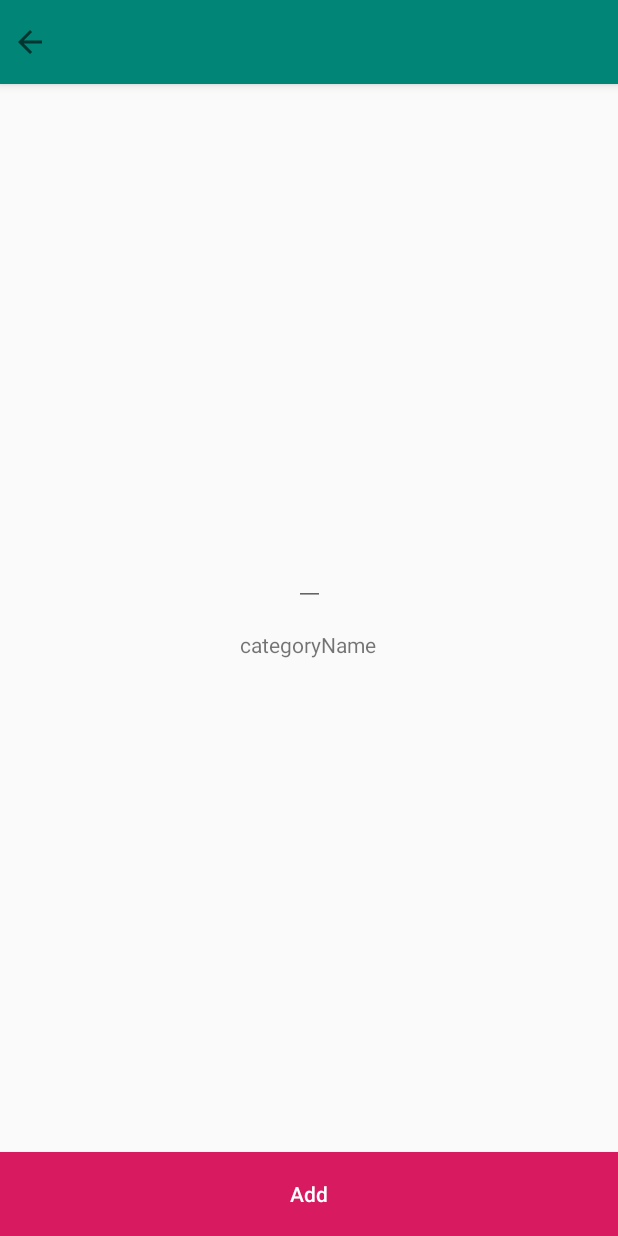
After one commit to dimmells/FinBall, an Android app: the fragment InputRevenueFragment placed in its activity, on a phone screen of 412 x 824 dp. The commit adds this screen. Run offline under Robolectric (Android 15) with nearby library versions, the phone set to English and light mode, and no system bars; libraries missing offline, so code that uses them is left out: com.arellomobile.mvp.

Commit message:
add InputRevenueAmount, simple logic

```diff
--- a/app/src/main/AndroidManifest.xml
+++ b/app/src/main/AndroidManifest.xml
@@ -11,7 +11,8 @@
             android:supportsRtl="true"
             android:theme="@style/AppTheme"
             tools:ignore="GoogleAppIndexingWarning">
-        <activity android:name=".ui.activity.MainActivity">
+        <activity android:name=".ui.activity.MainActivity"
+                android:windowSoftInputMode="adjustResize">
             <intent-filter>
                 <action android:name="android.intent.action.MAIN"/>
 
--- a/app/src/main/java/com/its/mobile/finball/di/component/ApplicationComponent.kt
+++ b/app/src/main/java/com/its/mobile/finball/di/component/ApplicationComponent.kt
@@ -22,4 +22,6 @@ interface ApplicationComponent {
 
     fun costsCategoryComponent(costsCategoryModule: CostsCategoryModule): CostsCategoryComponent
 
+    fun inputRevenueComponent(inputRevenueModule: InputRevenueModule): InputRevenueComponent
+
 }
--- /dev/null
+++ b/app/src/main/java/com/its/mobile/finball/interact/InputRevenueInteract.kt
@@ -0,0 +1,4 @@
+package com.its.mobile.finball.interact
+
+class InputRevenueInteract {
+}
--- /dev/null
+++ b/app/src/main/java/com/its/mobile/finball/presentation/view/InputRevenueView.kt
@@ -0,0 +1,4 @@
+package com.its.mobile.finball.presentation.view
+
+interface InputRevenueView: BaseMvpView {
+}
--- a/app/src/main/java/com/its/mobile/finball/ui/activity/MainActivity.kt
+++ b/app/src/main/java/com/its/mobile/finball/ui/activity/MainActivity.kt
@@ -12,6 +12,7 @@ import com.its.mobile.finball.di.module.MainActivityModule
 import com.its.mobile.finball.presentation.presenter.MainPresenter
 import com.its.mobile.finball.presentation.view.MainView
 import com.its.mobile.finball.ui.fragment.CostsCategoryFragment
+import com.its.mobile.finball.ui.fragment.InputRevenueFragment
 import com.its.mobile.finball.ui.fragment.MenuFragment
 import com.its.mobile.finball.ui.fragment.RevenueCategoryFragment
 import com.its.mobile.finball.ui.navigation.MainRouter
@@ -37,6 +38,8 @@ class MainActivity: BaseActivity(), MainView, MainRouter {
 
     override fun navigateToCostsCategory() = setFragment(CostsCategoryFragment.newInstance(), true, true)
 
+    override fun navigateToInputRevenue(categoryId: Int) = setFragment(InputRevenueFragment.newInstance(), true, true)
+
     private fun setFragment(fragment: Fragment, addToBackStack: Boolean, menuAnimation: Boolean = false) {
         supportFragmentManager.beginTransaction()
             .apply {
--- /dev/null
+++ b/app/src/main/java/com/its/mobile/finball/ui/fragment/InputRevenueFragment.kt
@@ -0,0 +1,36 @@
+package com.its.mobile.finball.ui.fragment
+
+import android.os.Bundle
+import android.view.LayoutInflater
+import android.view.View
+import android.view.ViewGroup
+import com.arellomobile.mvp.presenter.InjectPresenter
+import com.arellomobile.mvp.presenter.ProvidePresenter
+import com.its.mobile.finball.R
+import com.its.mobile.finball.di.ApplicationLoader
+import com.its.mobile.finball.di.module.InputRevenueModule
+import com.its.mobile.finball.presentation.presenter.InputRevenuePresenter
+import com.its.mobile.finball.presentation.view.InputRevenueView
+
+class InputRevenueFragment: BaseFragment(), InputRevenueView {
+
+    companion object {
+        fun newInstance(): InputRevenueFragment = InputRevenueFragment()
+    }
+
+    @InjectPresenter
+    lateinit var inputRevenuePresenter: InputRevenuePresenter
+
+    @ProvidePresenter
+    fun providePresenter(): InputRevenuePresenter = ApplicationLoader.applicationComponent
+        .inputRevenueComponent(InputRevenueModule())
+        .providePresenter()
+
+    override fun onCreateView(inflater: LayoutInflater, container: ViewGroup?, savedInstanceState: Bundle?): View? =
+            inflater.inflate(R.layout.fragment_input_revenue_amount, container, false)
+
+    override fun onViewCreated(view: View, savedInstanceState: Bundle?) {
+        super.onViewCreated(view, savedInstanceState)
+    }
+
+}
--- a/app/src/main/java/com/its/mobile/finball/ui/navigation/MainRouter.kt
+++ b/app/src/main/java/com/its/mobile/finball/ui/navigation/MainRouter.kt
@@ -7,4 +7,6 @@ interface MainRouter: BaseRouter {
     fun navigateToRevenueCategory()
 
     fun navigateToCostsCategory()
+
+    fun navigateToInputRevenue(categoryId: Int)
 }
--- /dev/null
+++ b/app/src/main/res/layout/fragment_input_revenue_amount.xml
@@ -0,0 +1,63 @@
+<?xml version="1.0" encoding="utf-8"?>
+<android.support.constraint.ConstraintLayout
+        xmlns:android="http://schemas.android.com/apk/res/android"
+        android:layout_width="match_parent"
+        android:layout_height="match_parent"
+        xmlns:app="http://schemas.android.com/apk/res-auto">
+
+    <include
+            android:id="@+id/layout_input_revenue_toolbar"
+            layout="@layout/layout_toolbar"
+            app:layout_constraintEnd_toEndOf="parent"
+            app:layout_constraintStart_toStartOf="parent"
+            app:layout_constraintTop_toTopOf="parent" />
+
+    <EditText
+            android:id="@+id/edit_text_input_revenue_amount"
+            android:layout_width="wrap_content"
+            android:layout_height="wrap_content"
+            android:textSize="24sp"
+            app:layout_constraintEnd_toEndOf="parent"
+            android:layout_marginEnd="8dp"
+            app:layout_constraintStart_toStartOf="parent"
+            android:layout_marginStart="8dp"
+            android:layout_marginBottom="8dp"
+            app:layout_constraintBottom_toTopOf="@+id/guideline2"/>
+
+    <TextView
+            android:id="@+id/text_view_input_revenue_category"
+            android:layout_width="wrap_content"
+            android:layout_height="wrap_content"
+            android:text="categoryName"
+            android:layout_marginTop="8dp"
+            app:layout_constraintStart_toStartOf="parent"
+            android:layout_marginStart="8dp"
+            app:layout_constraintEnd_toEndOf="parent"
+            android:layout_marginEnd="8dp"
+            app:layout_constraintHorizontal_bias="0.498"
+            app:layout_constraintTop_toTopOf="@+id/guideline2"/>
+
+    <Button
+            android:id="@+id/button_input_revenue_add"
+            android:layout_width="match_parent"
+            android:layout_height="56dp"
+            android:background="@color/colorAccent"
+            android:text="Add"
+            android:textColor="#ffffff"
+            android:textAllCaps="false"
+            app:layout_constraintBottom_toBottomOf="parent"
+            app:layout_constraintStart_toStartOf="parent"
+            app:layout_constraintEnd_toEndOf="parent"
+            />
+
+    <android.support.constraint.Guideline
+            android:orientation="horizontal"
+            android:layout_width="wrap_content"
+            android:layout_height="wrap_content"
+            android:id="@+id/guideline2"
+            app:layout_constraintTop_toTopOf="parent"
+            app:layout_constraintBottom_toBottomOf="parent"
+            app:layout_constraintVertical_bias="0.6"
+            app:layout_constraintGuide_percent="0.5"/>
+
+</android.support.constraint.ConstraintLayout>
--- a/app/src/main/res/layout/fragment_revenue_category.xml
+++ b/app/src/main/res/layout/fragment_revenue_category.xml
@@ -6,7 +6,7 @@
         android:layout_height="match_parent">
 
     <include
-            android:id="@+id/layout_revenue_category_toolbar"
+            android:id="@+id/layout_input_revenue_toolbar"
             layout="@layout/layout_toolbar"
             app:layout_constraintEnd_toEndOf="parent"
             app:layout_constraintStart_toStartOf="parent"
@@ -19,6 +19,6 @@
             app:layout_constraintStart_toStartOf="parent"
             app:layout_constraintEnd_toEndOf="parent"
             app:layout_constraintBottom_toBottomOf="parent"
-            app:layout_constraintTop_toBottomOf="@+id/layout_revenue_category_toolbar"/>
+            app:layout_constraintTop_toBottomOf="@+id/layout_input_revenue_toolbar"/>
 
 </android.support.constraint.ConstraintLayout>
```
Also changed, not shown: app/src/main/java/com/its/mobile/finball/di/component/InputRevenueComponent.kt (added, +13 -0 lines), app/src/main/java/com/its/mobile/finball/di/module/InputRevenueModule.kt (added, +19 -0 lines), app/src/main/java/com/its/mobile/finball/presentation/presenter/InputRevenuePresenter.kt (added, +7 -0 lines), app/src/main/java/com/its/mobile/finball/ui/fragment/CostsCategoryFragment.kt (+2 -5 lines), app/src/main/java/com/its/mobile/finball/ui/fragment/RevenueCategoryFragment.kt (+4 -3 lines).
